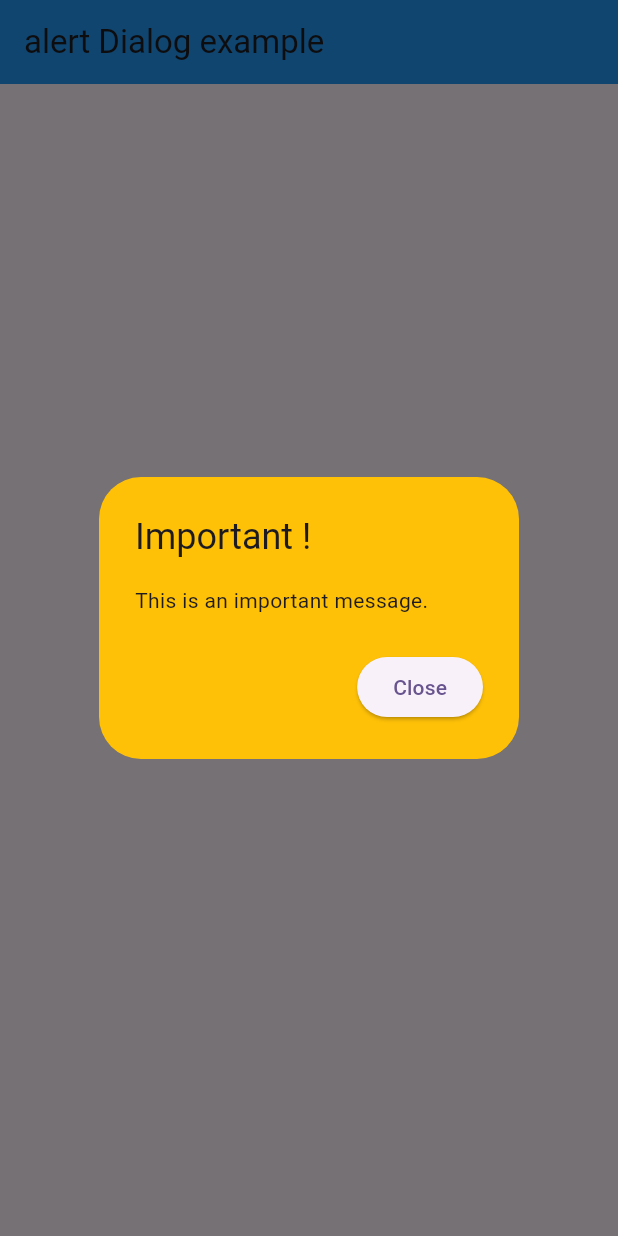
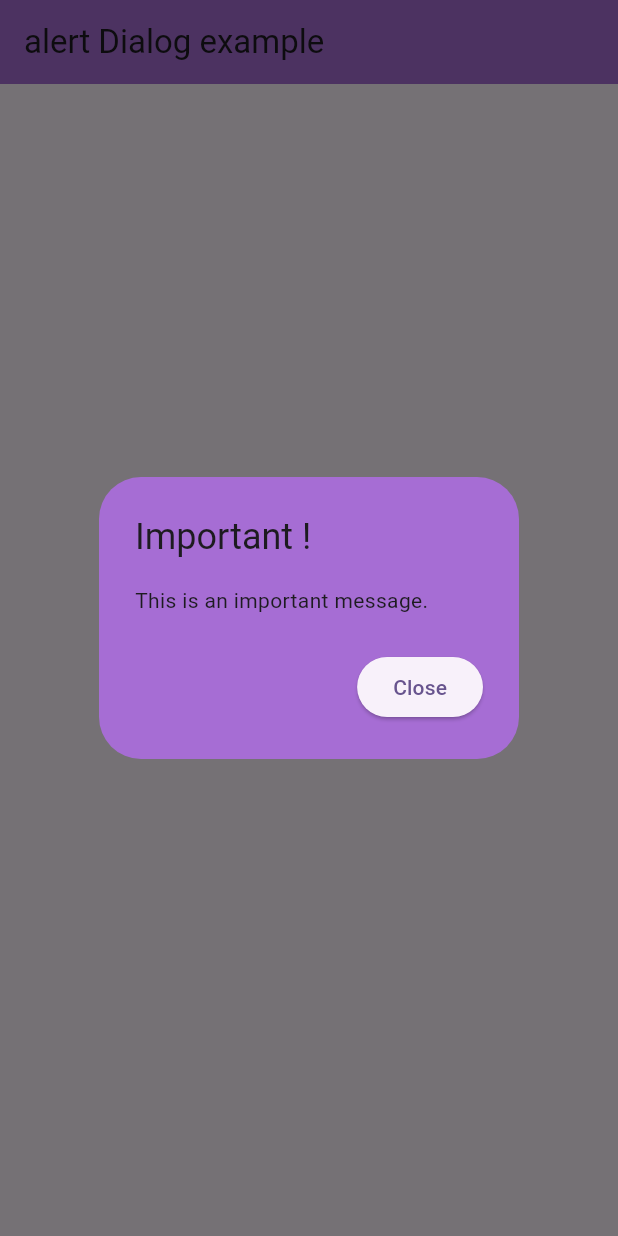
Before and after one commit to Ikramkf/alert_dialog, a Flutter app: the screen it shows after launch, after a tap on "Launch AlertDialog", on a phone screen of 412 x 824 dp. Run offline on Flutter 3.47's test engine with Material 3 defaults, Android fonts, the phone set to English and light mode, and no system bars.

Commit message:
Project:alertDialog

```diff
--- a/lib/main.dart
+++ b/lib/main.dart
@@ -28,7 +28,7 @@ class MyAlertDialogPage extends StatelessWidget {
     return Scaffold(
       appBar: AppBar(
         title: Text(title),
-        backgroundColor: Colors.blue,
+        backgroundColor: const Color(0xFFA66DD4),
       ),
       body: Center(
         child: Column(
@@ -37,7 +37,7 @@ class MyAlertDialogPage extends StatelessWidget {
             ElevatedButton(
               // ✅ style personnalisé
               style: ElevatedButton.styleFrom(
-                backgroundColor: Colors.green,
+                backgroundColor: const Color(0xFF673AB7),
                 foregroundColor: Colors.white,
               ),
               // ✅ Bouton actif
@@ -48,7 +48,7 @@ class MyAlertDialogPage extends StatelessWidget {
                   barrierDismissible: false, // empêcher la fermeture en dehors
                   builder: (BuildContext context) {
                     return AlertDialog(
-                      backgroundColor: Colors.amber,
+                      backgroundColor: const Color(0xFFA66DD4),
                       title: const Text('Important !'),
                       content: const Text('This is an important message.'),
                       actions: <Widget>[
```
